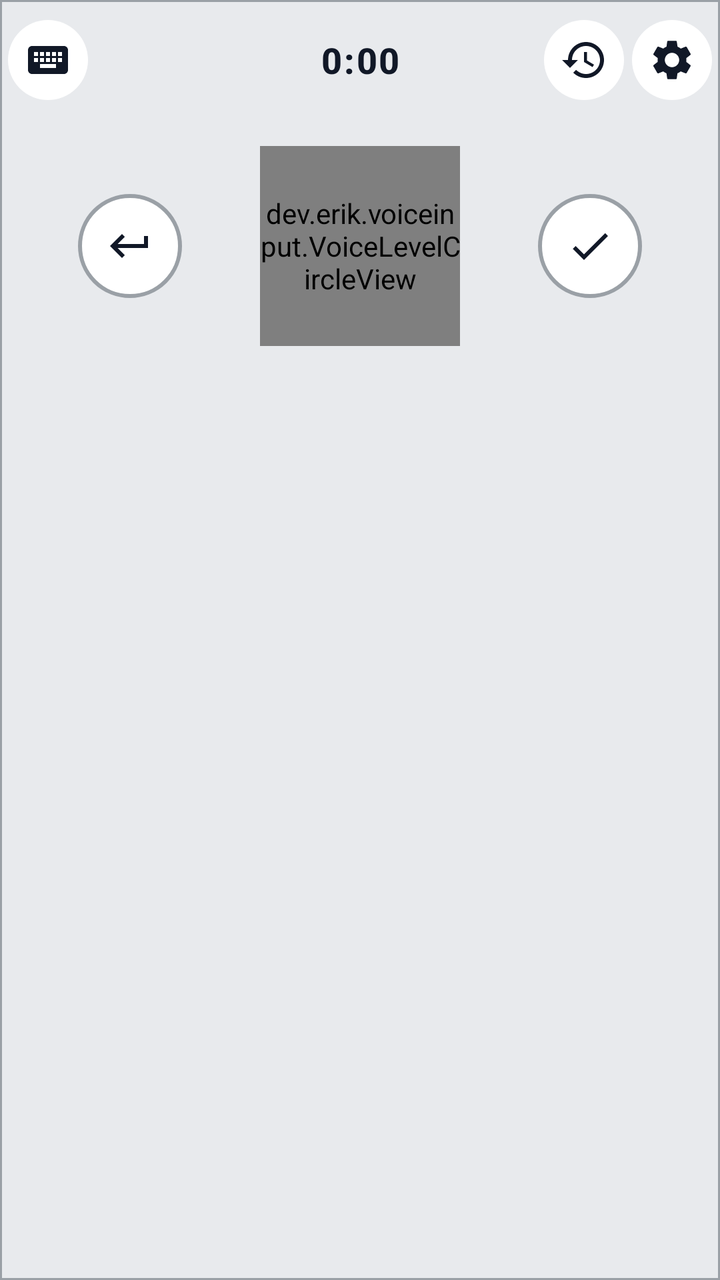
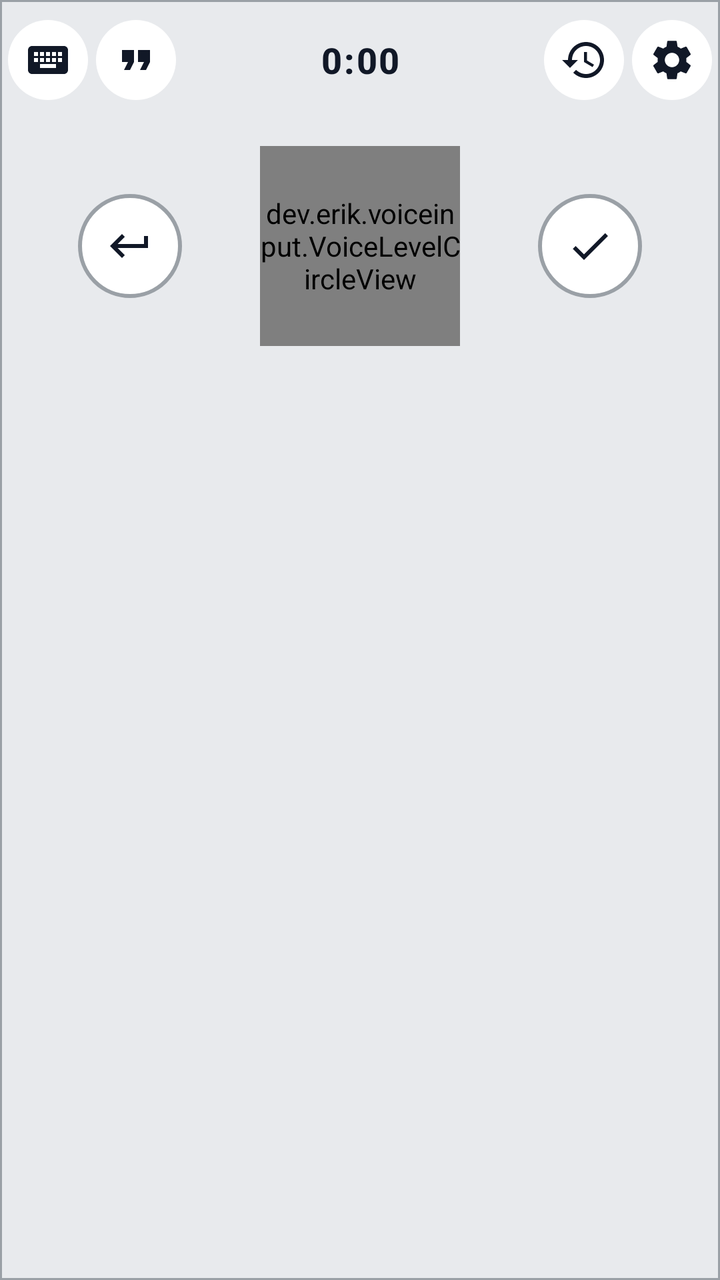

Before-and-after screenshots of an Android layout around one commit, followed by the original layout XML and the change that was made.
<!-- AndroidManifest.xml: application theme Theme.VoiceInput -->
<!-- res/layout/voice_input_ime.xml -->
<?xml version="1.0" encoding="utf-8"?>
<LinearLayout xmlns:android="http://schemas.android.com/apk/res/android"
    xmlns:app="http://schemas.android.com/apk/res-auto"
    android:layout_width="match_parent"
    android:layout_height="wrap_content"
    android:background="@drawable/ime_panel_background"
    android:minHeight="188dp"
    android:orientation="vertical"
    android:paddingTop="10dp"
    android:paddingBottom="14dp">

    <FrameLayout
        android:layout_width="match_parent"
        android:layout_height="40dp"
        android:paddingHorizontal="4dp">

        <ImageButton
            android:id="@+id/switch_keyboard"
            android:layout_width="40dp"
            android:layout_height="40dp"
            android:layout_gravity="start|center_vertical"
            android:background="@drawable/ime_top_icon_background"
            android:contentDescription="@string/ime_switch_keyboard"
            android:padding="8dp"
            android:scaleType="centerInside"
            android:src="@drawable/ic_ime_keyboard"
            app:tint="@color/ime_top_icon" />

        <TextView
            android:id="@+id/status"
            android:layout_width="wrap_content"
            android:layout_height="wrap_content"
            android:layout_gravity="center"
            android:gravity="center"
            android:minWidth="64dp"
            android:maxWidth="200dp"
            android:maxLines="2"
            android:ellipsize="end"
            android:text="0:00"
            android:textColor="@color/ime_status_text"
            android:textSize="18sp"
            android:textStyle="bold"
            android:fontFamily="sans-serif-medium"
            android:letterSpacing="0.05" />

        <LinearLayout
            android:layout_width="wrap_content"
            android:layout_height="40dp"
            android:layout_gravity="end|center_vertical"
            android:gravity="center_vertical"
            android:orientation="horizontal">

            <ImageButton
                android:id="@+id/open_history"
                android:layout_width="40dp"
                android:layout_height="40dp"
                android:background="@drawable/ime_top_icon_background"
                android:contentDescription="@string/ime_open_history"
                android:padding="8dp"
                android:scaleType="centerInside"
                android:src="@drawable/ic_ime_history"
                app:tint="@color/ime_top_icon" />

            <ImageButton
                android:id="@+id/open_app"
                android:layout_width="40dp"
                android:layout_height="40dp"
                android:layout_marginStart="4dp"
                android:background="@drawable/ime_top_icon_background"
                android:contentDescription="@string/ime_open_settings"
                android:padding="8dp"
                android:scaleType="centerInside"
                android:src="@drawable/ic_ime_settings"
                app:tint="@color/ime_top_icon" />
        </LinearLayout>
    </FrameLayout>

    <TextView
        android:id="@+id/hint"
        android:layout_width="match_parent"
        android:layout_height="18dp"
        android:gravity="center"
        android:paddingHorizontal="20dp"
        android:text="@string/ime_tip_speak"
        android:textColor="@color/ime_hint_text"
        android:textSize="12sp"
        android:visibility="invisible" />

    <TextView
        android:id="@+id/debug_detail"
        android:layout_width="match_parent"
        android:layout_height="wrap_content"
        android:fontFamily="monospace"
        android:gravity="center"
        android:maxLines="2"
        android:paddingHorizontal="12dp"
        android:textColor="@color/ime_debug_text"
        android:textSize="11sp"
        android:visibility="gone" />

    <LinearLayout
        android:layout_width="match_parent"
        android:layout_height="108dp"
        android:gravity="center_vertical"
        android:orientation="horizontal"
        android:paddingTop="2dp">

        
        <FrameLayout
            android:layout_width="0dp"
            android:layout_height="match_parent"
            android:layout_weight="1">

            <ImageButton
                android:id="@+id/newline"
                android:layout_width="52dp"
                android:layout_height="52dp"
                android:layout_gravity="center"
                android:background="@drawable/ime_stop_button_background"
                android:contentDescription="@string/ime_newline"
                android:padding="14dp"
                android:scaleType="centerInside"
                android:src="@drawable/ic_ime_newline"
                app:tint="@color/ime_status_text" />
        </FrameLayout>

        
        <FrameLayout
            android:id="@+id/orb_button"
            android:layout_width="100dp"
            android:layout_height="100dp"
            android:background="@drawable/ime_stop_button_background"
            android:clickable="true"
            android:contentDescription="@string/ime_toggle_listen"
            android:focusable="true">

            <dev.erik.voiceinput.VoiceLevelCircleView
                android:id="@+id/voice_circle"
                android:layout_width="match_parent"
                android:layout_height="match_parent"
                android:clickable="false"
                android:focusable="false" />
        </FrameLayout>

        
        <FrameLayout
            android:layout_width="0dp"
            android:layout_height="match_parent"
            android:layout_weight="1">

            <ImageButton
                android:id="@+id/done"
                android:layout_width="52dp"
                android:layout_height="52dp"
                android:layout_gravity="center"
                android:background="@drawable/ime_stop_button_background"
                android:contentDescription="@string/ime_done"
                android:padding="14dp"
                android:scaleType="centerInside"
                android:src="@drawable/ic_ime_done"
                app:tint="@color/ime_status_text" />

            <ImageButton
                android:id="@+id/retry"
                android:layout_width="52dp"
                android:layout_height="52dp"
                android:layout_gravity="center"
                android:background="@drawable/ime_stop_button_background"
                android:contentDescription="@string/ime_retry"
                android:padding="14dp"
                android:scaleType="centerInside"
                android:src="@drawable/ic_ime_retry"
                android:visibility="gone"
                app:tint="@color/ime_status_text" />
        </FrameLayout>
    </LinearLayout>
</LinearLayout>
<!-- resources referenced by this layout -->
<resources>
  <color name="ime_debug_text">#5F6368</color>
  <color name="ime_hint_text">#5F6368</color>
  <color name="ime_status_text">#111827</color>
  <color name="ime_top_icon">#111827</color>
  <!-- drawable ic_ime_done (drawable) -->
  <?xml version="1.0" encoding="utf-8"?>
  <vector xmlns:android="http://schemas.android.com/apk/res/android"
      android:width="24dp"
      android:height="24dp"
      android:viewportWidth="24"
      android:viewportHeight="24">
      <path
          android:fillColor="#FF000000"
          android:pathData="M9,16.17L4.83,12l-1.42,1.41L9,19 21,7l-1.41,-1.41z" />
  </vector>
  <!-- drawable ic_ime_newline (drawable) -->
  <?xml version="1.0" encoding="utf-8"?>
  <vector xmlns:android="http://schemas.android.com/apk/res/android"
      android:width="24dp"
      android:height="24dp"
      android:viewportWidth="24"
      android:viewportHeight="24">
      
      <path
          android:fillColor="#FF000000"
          android:pathData="M19,7v4H5.83l3.58,-3.59L8,6l-6,6 6,6 1.41,-1.41L5.83,13H21V7z" />
  </vector>
  <!-- drawable ic_ime_retry (drawable) -->
  <?xml version="1.0" encoding="utf-8"?>
  <vector xmlns:android="http://schemas.android.com/apk/res/android"
      android:width="24dp"
      android:height="24dp"
      android:viewportWidth="24"
      android:viewportHeight="24">
      <path
          android:fillColor="#000000"
          android:pathData="M17.65,6.35C16.2,4.9 14.21,4 12,4c-4.42,0 -7.99,3.58 -7.99,8s3.57,8 7.99,8c3.73,0 6.84,-2.55 7.73,-6h-2.08c-0.82,2.33 -3.04,4 -5.65,4 -3.31,0 -6,-2.69 -6,-6s2.69,-6 6,-6c1.66,0 3.14,0.69 4.22,1.78L13,11h7V4l-2.35,2.35z" />
  </vector>
  <!-- drawable ime_panel_background (drawable) -->
  <?xml version="1.0" encoding="utf-8"?>
  <shape xmlns:android="http://schemas.android.com/apk/res/android"
      android:shape="rectangle">
      <solid android:color="@color/ime_background" />
      <stroke
          android:width="1dp"
          android:color="@color/ime_panel_border" />
  </shape>
  <!-- drawable ime_stop_button_background (drawable) -->
  <?xml version="1.0" encoding="utf-8"?>
  <shape xmlns:android="http://schemas.android.com/apk/res/android"
      android:shape="oval">
      <solid android:color="@color/ime_stop_button_bg" />
      <stroke
          android:width="2dp"
          android:color="@color/ime_panel_border" />
  </shape>
  <!-- drawable ime_top_icon_background (drawable) -->
  <?xml version="1.0" encoding="utf-8"?>
  <shape xmlns:android="http://schemas.android.com/apk/res/android"
      android:shape="oval">
      <solid android:color="@color/ime_top_icon_bg" />
  </shape>
  <string name="ime_done">Finish and insert text</string>
  <string name="ime_newline">New line / paragraph</string>
  <string name="ime_open_history">History</string>
  <string name="ime_open_settings">Settings</string>
  <string name="ime_retry">Retry transcription</string>
  <string name="ime_switch_keyboard">Switch to typing keyboard</string>
  <string name="ime_tip_speak">Center pauses · ✓ sends to Grok</string>
  <string name="ime_toggle_listen">Start or pause listening</string>
  <style name="Theme.VoiceInput" parent="Theme.AppCompat.DayNight.NoActionBar" />
  <color name="ime_background">#E8EAED</color>
  <color name="ime_panel_border">#9AA0A6</color>
  <color name="ime_stop_button_bg">#FFFFFF</color>
  <color name="ime_top_icon_bg">#FFFFFF</color>
  <!-- unchanged entries left out for length: 3 -->
</resources>

<!-- the commit's change to res/layout/voice_input_ime.xml (unified diff, before → after) -->
@@ -14,17 +14,36 @@
         android:layout_height="40dp"
         android:paddingHorizontal="4dp">
 
-        <ImageButton
-            android:id="@+id/switch_keyboard"
-            android:layout_width="40dp"
+        <LinearLayout
+            android:layout_width="wrap_content"
             android:layout_height="40dp"
             android:layout_gravity="start|center_vertical"
-            android:background="@drawable/ime_top_icon_background"
-            android:contentDescription="@string/ime_switch_keyboard"
-            android:padding="8dp"
-            android:scaleType="centerInside"
-            android:src="@drawable/ic_ime_keyboard"
-            app:tint="@color/ime_top_icon" />
+            android:gravity="center_vertical"
+            android:orientation="horizontal">
+
+            <ImageButton
+                android:id="@+id/switch_keyboard"
+                android:layout_width="40dp"
+                android:layout_height="40dp"
+                android:background="@drawable/ime_top_icon_background"
+                android:contentDescription="@string/ime_switch_keyboard"
+                android:padding="8dp"
+                android:scaleType="centerInside"
+                android:src="@drawable/ic_ime_keyboard"
+                app:tint="@color/ime_top_icon" />
+
+            <ImageButton
+                android:id="@+id/dictation_mark"
+                android:layout_width="40dp"
+                android:layout_height="40dp"
+                android:layout_marginStart="4dp"
+                android:background="@drawable/ime_top_icon_background"
+                android:contentDescription="@string/ime_insert_dictation_mark"
+                android:padding="8dp"
+                android:scaleType="centerInside"
+                android:src="@drawable/ic_ime_dictation_mark"
+                app:tint="@color/ime_top_icon" />
+        </LinearLayout>
 
         <TextView
             android:id="@+id/status"
<!-- resource entries referenced after the edit -->
@@ -4,6 +4,18 @@
   <color name="ime_hint_text">#5F6368</color>
   <color name="ime_status_text">#111827</color>
   <color name="ime_top_icon">#111827</color>
+  <!-- drawable ic_ime_dictation_mark (drawable) -->
+  <?xml version="1.0" encoding="utf-8"?>
+  <vector xmlns:android="http://schemas.android.com/apk/res/android"
+      android:width="24dp"
+      android:height="24dp"
+      android:viewportWidth="24"
+      android:viewportHeight="24">
+      
+      <path
+          android:fillColor="#FF000000"
+          android:pathData="M6,17h3l2,-4V7H5v6h3zm8,0h3l2,-4V7h-6v6h3z" />
+  </vector>
   <!-- drawable ic_ime_done (drawable) -->
   <?xml version="1.0" encoding="utf-8"?>
   <vector xmlns:android="http://schemas.android.com/apk/res/android"
@@ -63,6 +75,7 @@
       <solid android:color="@color/ime_top_icon_bg" />
   </shape>
   <string name="ime_done">Finish and insert text</string>
+  <string name="ime_insert_dictation_mark">Insert dictation mark</string>
   <string name="ime_newline">New line / paragraph</string>
   <string name="ime_open_history">History</string>
   <string name="ime_open_settings">Settings</string>
